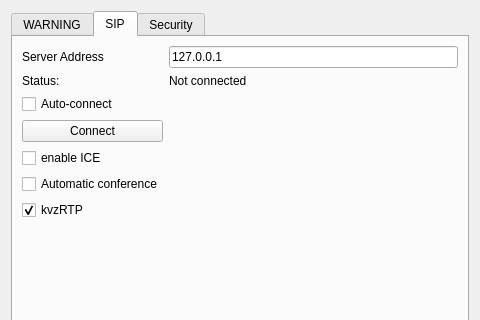
First picture: the form in ui/advancedsettings.ui, repository ultravideo/uvgComm, before the edit; both pictures show x 0 to 480 and y 0 to 320 of the 480 by 640 pixel window.
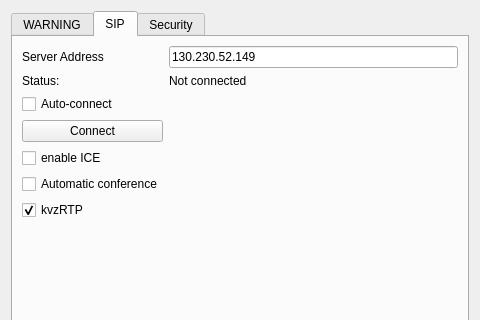
Second picture: the form after the edit. The open tabs and pages were chosen to show the change.

Commit message: feature(Settings): Set defaults to our SIP proxy.

Patch:
```diff
--- a/ui/advancedsettings.ui
+++ b/ui/advancedsettings.ui
@@ -121,7 +121,7 @@
        <item row="0" column="1">
         <widget class="QLineEdit" name="serverAddress">
          <property name="text">
-          <string>127.0.0.1</string>
+          <string>130.230.52.149</string>
          </property>
         </widget>
        </item>
```
